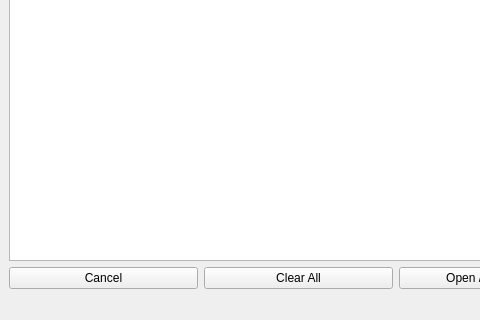
Old version of the form newpoem.ui in the repository thebirdsbeak/poetry_memorizer; both pictures show x 0 to 480 and y 263 to 583 of the 792 by 583 pixel window.
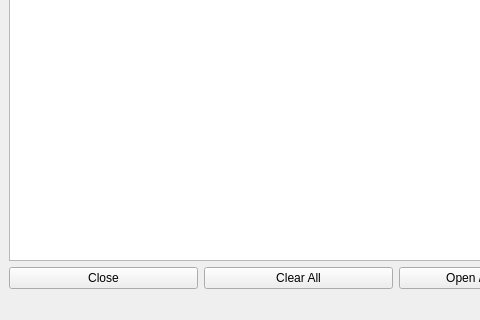
New version of the form.

What changed in the file:
```diff
--- a/newpoem.ui
+++ b/newpoem.ui
@@ -61,7 +61,7 @@
       <item>
        <widget class="QPushButton" name="cancelButton">
         <property name="text">
-         <string>Cancel</string>
+         <string>Close</string>
         </property>
        </widget>
       </item>
```
